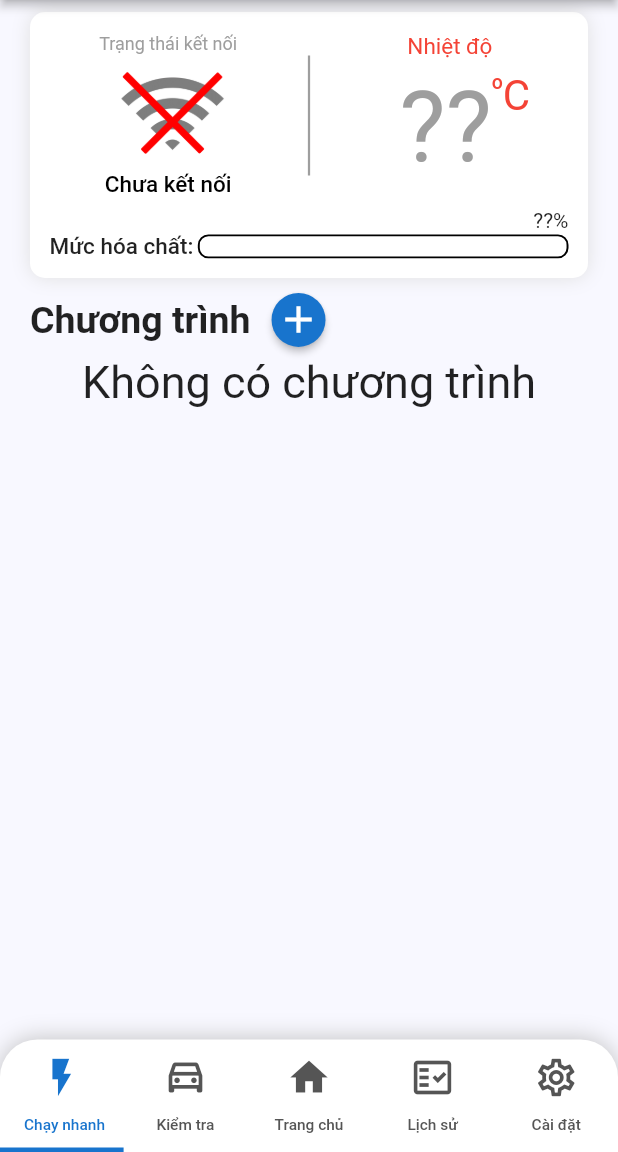
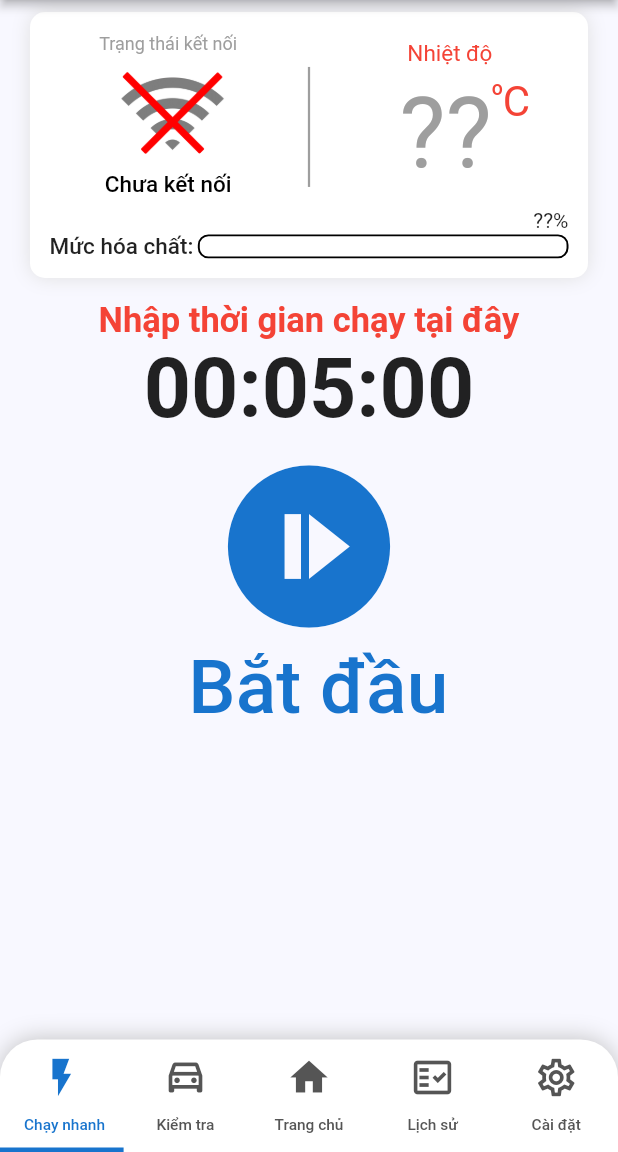
Before and after one commit to vy-nguyenbao28/airfog, a Flutter app: the Home screen opened directly, on a phone screen of 412 x 824 dp, the part 84-1236 px from its top. Run offline on Flutter 3.47's test engine with Material 2 defaults, Android fonts, the light colour scheme and no system bars; our stand-ins replace circular_countdown_timer, cloud_firestore, connectivity, dio, firebase_auth, firebase_core and 12 more; missing offline and left inert: clipboard, date_time, flutter_ringtone_player, qr_code_scanner, qr_code_tools; accounts and stored records are empty; statements that could not run were skipped; project files that could hold a hidden picture were left out.

Commit message:
update code 2022/03/14 16:00

```diff
--- a/lib/HOME.dart
+++ b/lib/HOME.dart
@@ -161,7 +161,7 @@ class _HomeState extends State<Home> with SingleTickerProviderStateMixin {
           child: TabBarView(
             controller: _tabController,
             children: [
-              SwitchHome(),
+              SwitchRunNow(),
               SwitchCheck(),
               SwitchHome(),
               SwitchHistory(),
--- a/lib/switch/switch_history.dart
+++ b/lib/switch/switch_history.dart
@@ -374,6 +374,10 @@ class _SwitchHistory extends State<SwitchHistory> {
         decoration: BoxDecoration(
             borderRadius: BorderRadius.circular(10),
             color: Colors.white,
+            // border: Border.all(
+            //   color: AppColors.primary,
+            //   width: 1.5, //                   <--- border width here
+            // ),
             boxShadow: [
               BoxShadow(
                 color: AppColors.lighterGray,
```
